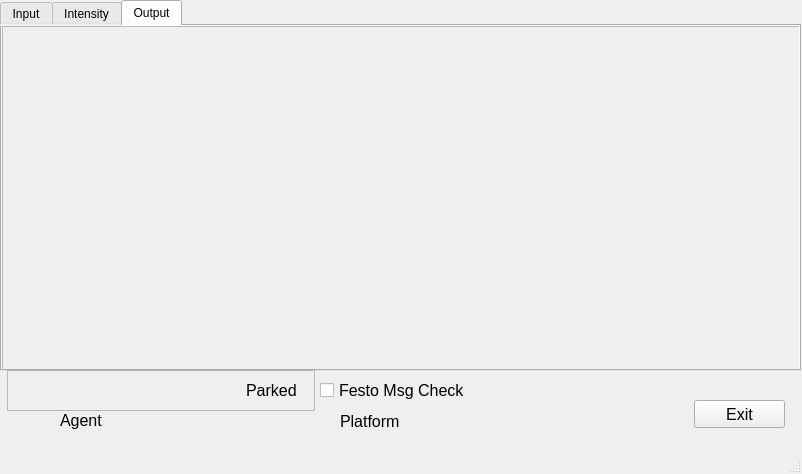
Above: runtime/main_gui.ui from michaelmargolis/MdxMotionPlatformV3 before the change. Below: the same form after it.
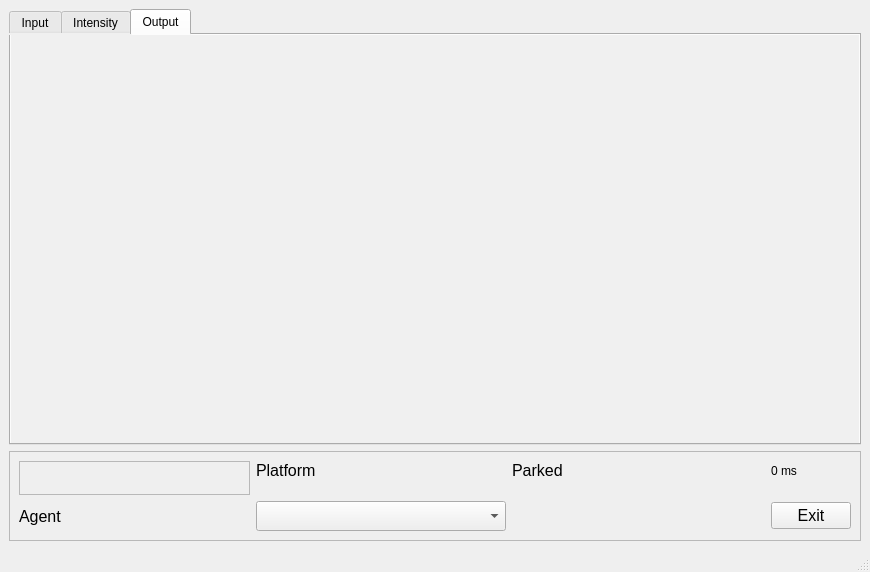
That is the form after the change. The open tabs and pages were chosen to show the change.

```diff
--- a/runtime/main_gui.ui
+++ b/runtime/main_gui.ui
@@ -6,22 +6,22 @@
    <rect>
     <x>0</x>
     <y>0</y>
-    <width>802</width>
-    <height>474</height>
+    <width>870</width>
+    <height>572</height>
    </rect>
   </property>
   <property name="windowTitle">
    <string>Mdx Platform Controller</string>
   </property>
   <widget class="QWidget" name="centralwidget">
+   <layout class="QGridLayout" name="gridLayout_2">
+    <item row="0" column="0">
    <widget class="QTabWidget" name="tabWidget">
-    <property name="geometry">
-     <rect>
-      <x>0</x>
-      <y>0</y>
-      <width>801</width>
-      <height>371</height>
-     </rect>
+      <property name="minimumSize">
+       <size>
+        <width>835</width>
+        <height>415</height>
+       </size>
     </property>
     <property name="styleSheet">
      <string notr="true">background-color: #f0f0f0</string>
@@ -29,7 +29,10 @@
     <property name="currentIndex">
      <number>0</number>
     </property>
-    <widget class="QWidget" name="tab">
+      <property name="usesScrollButtons">
+       <bool>false</bool>
+      </property>
+      <widget class="QWidget" name="tab_1">
      <attribute name="title">
       <string>Input</string>
      </attribute>
@@ -75,14 +78,17 @@
      <attribute name="title">
       <string>Output</string>
      </attribute>
-     <widget class="QFrame" name="frm_output">
-      <property name="geometry">
-       <rect>
-        <x>0</x>
-        <y>0</y>
-        <width>801</width>
-        <height>351</height>
-       </rect>
+       <layout class="QGridLayout" name="output_layout"/>
+      </widget>
+     </widget>
+    </item>
+    <item row="1" column="0">
+     <widget class="QFrame" name="lower_frame">
+      <property name="minimumSize">
+       <size>
+        <width>827</width>
+        <height>90</height>
+       </size>
       </property>
       <property name="frameShape">
        <enum>QFrame::StyledPanel</enum>
@@ -90,111 +96,20 @@
       <property name="frameShadow">
        <enum>QFrame::Raised</enum>
       </property>
-      <widget class="QFrame" name="frm_output_2">
-       <property name="geometry">
-        <rect>
-         <x>0</x>
-         <y>0</y>
-         <width>801</width>
-         <height>361</height>
-        </rect>
-       </property>
-       <property name="frameShape">
-        <enum>QFrame::StyledPanel</enum>
-       </property>
-       <property name="frameShadow">
-        <enum>QFrame::Raised</enum>
-       </property>
-      </widget>
-      <widget class="QLabel" name="lbl_platform_2">
-       <property name="geometry">
-        <rect>
-         <x>402</x>
-         <y>388</y>
-         <width>241</width>
-         <height>21</height>
-        </rect>
-       </property>
-       <property name="font">
-        <font>
-         <pointsize>12</pointsize>
-        </font>
-       </property>
-       <property name="text">
-        <string>Platform</string>
-       </property>
-       <property name="alignment">
-        <set>Qt::AlignLeading|Qt::AlignLeft|Qt::AlignVCenter</set>
-       </property>
-      </widget>
-     </widget>
-    </widget>
-   </widget>
-   <widget class="QLabel" name="lbl_client">
-    <property name="geometry">
-     <rect>
-      <x>60</x>
-      <y>410</y>
-      <width>231</width>
-      <height>20</height>
-     </rect>
-    </property>
-    <property name="font">
-     <font>
-      <pointsize>12</pointsize>
-     </font>
-    </property>
-    <property name="text">
-     <string>Agent</string>
-    </property>
-   </widget>
-   <widget class="QPushButton" name="btn_exit">
-    <property name="geometry">
-     <rect>
-      <x>694</x>
-      <y>400</y>
-      <width>91</width>
-      <height>28</height>
-     </rect>
-    </property>
-    <property name="font">
-     <font>
-      <pointsize>12</pointsize>
-     </font>
-    </property>
-    <property name="text">
-     <string>Exit</string>
-    </property>
-   </widget>
-   <widget class="QLabel" name="lbl_platform">
-    <property name="geometry">
-     <rect>
-      <x>340</x>
-      <y>411</y>
-      <width>231</width>
-      <height>21</height>
-     </rect>
-    </property>
-    <property name="font">
-     <font>
-      <pointsize>12</pointsize>
-     </font>
-    </property>
-    <property name="text">
-     <string>Platform</string>
-    </property>
-    <property name="alignment">
-     <set>Qt::AlignLeading|Qt::AlignLeft|Qt::AlignVCenter</set>
-    </property>
-   </widget>
+      <layout class="QGridLayout" name="gridLayout">
+       <item row="0" column="0" rowspan="2">
    <widget class="QFrame" name="frame_activate">
-    <property name="geometry">
-     <rect>
-      <x>7</x>
-      <y>370</y>
-      <width>308</width>
-      <height>41</height>
-     </rect>
+         <property name="minimumSize">
+          <size>
+           <width>231</width>
+           <height>0</height>
+          </size>
+         </property>
+         <property name="maximumSize">
+          <size>
+           <width>231</width>
+           <height>16777215</height>
+          </size>
     </property>
     <property name="frameShape">
      <enum>QFrame::StyledPanel</enum>
@@ -205,14 +120,15 @@
     <property name="lineWidth">
      <number>0</number>
     </property>
-    <widget class="QLabel" name="lbl_festo_status">
-     <property name="geometry">
-      <rect>
-       <x>480</x>
-       <y>10</y>
-       <width>311</width>
-       <height>19</height>
-      </rect>
+        </widget>
+       </item>
+       <item row="0" column="1">
+        <widget class="QLabel" name="lbl_platform">
+         <property name="minimumSize">
+          <size>
+           <width>250</width>
+           <height>0</height>
+          </size>
      </property>
      <property name="font">
       <font>
@@ -220,18 +136,15 @@
       </font>
      </property>
      <property name="text">
-      <string/>
-     </property>
-    </widget>
+          <string>Platform</string>
+         </property>
+         <property name="alignment">
+          <set>Qt::AlignLeading|Qt::AlignLeft|Qt::AlignVCenter</set>
+         </property>
+        </widget>
+       </item>
+       <item row="0" column="2">
     <widget class="QLabel" name="lbl_parked">
-     <property name="geometry">
-      <rect>
-       <x>239</x>
-       <y>10</y>
-       <width>58</width>
-       <height>20</height>
-      </rect>
-     </property>
      <property name="font">
       <font>
        <pointsize>12</pointsize>
@@ -241,38 +154,77 @@
       <string>Parked</string>
      </property>
     </widget>
-   </widget>
+       </item>
+       <item row="0" column="3">
    <widget class="QLabel" name="lbl_processing_dur">
-    <property name="geometry">
-     <rect>
-      <x>630</x>
-      <y>410</y>
-      <width>47</width>
-      <height>21</height>
-     </rect>
-    </property>
+         <property name="text">
+          <string>0 ms</string>
+         </property>
+        </widget>
+       </item>
+       <item row="2" column="0">
+        <widget class="QLabel" name="lbl_client">
+         <property name="minimumSize">
+          <size>
+           <width>0</width>
+           <height>30</height>
+          </size>
+         </property>
+         <property name="font">
+          <font>
+           <pointsize>12</pointsize>
+          </font>
+         </property>
     <property name="text">
-     <string/>
-    </property>
-   </widget>
-   <widget class="QCheckBox" name="chk_festo_wait">
-    <property name="geometry">
-     <rect>
-      <x>320</x>
-      <y>380</y>
-      <width>181</width>
-      <height>21</height>
-     </rect>
-    </property>
+          <string>Agent</string>
+         </property>
+        </widget>
+       </item>
+       <item row="2" column="1">
+        <widget class="QComboBox" name="cmb_reset_vr">
+         <property name="minimumSize">
+          <size>
+           <width>0</width>
+           <height>30</height>
+          </size>
+         </property>
+        </widget>
+       </item>
+       <item row="2" column="3">
+        <widget class="QPushButton" name="btn_exit">
+         <property name="maximumSize">
+          <size>
+           <width>100</width>
+           <height>16777215</height>
+          </size>
+         </property>
     <property name="font">
      <font>
       <pointsize>12</pointsize>
      </font>
     </property>
     <property name="text">
-     <string>Festo Msg Check</string>
-    </property>
-   </widget>
+          <string>Exit</string>
+         </property>
+        </widget>
+       </item>
+       <item row="2" column="2">
+        <spacer name="horizontalSpacer">
+         <property name="orientation">
+          <enum>Qt::Horizontal</enum>
+         </property>
+         <property name="sizeHint" stdset="0">
+          <size>
+           <width>40</width>
+           <height>20</height>
+          </size>
+         </property>
+        </spacer>
+       </item>
+      </layout>
+     </widget>
+    </item>
+   </layout>
   </widget>
   <widget class="QMenuBar" name="menubar">
    <property name="geometry">
```
Left out of the diff: 36 changed lines with no effect on the pictures. Lines whose indentation alone changed are shown as unchanged.
